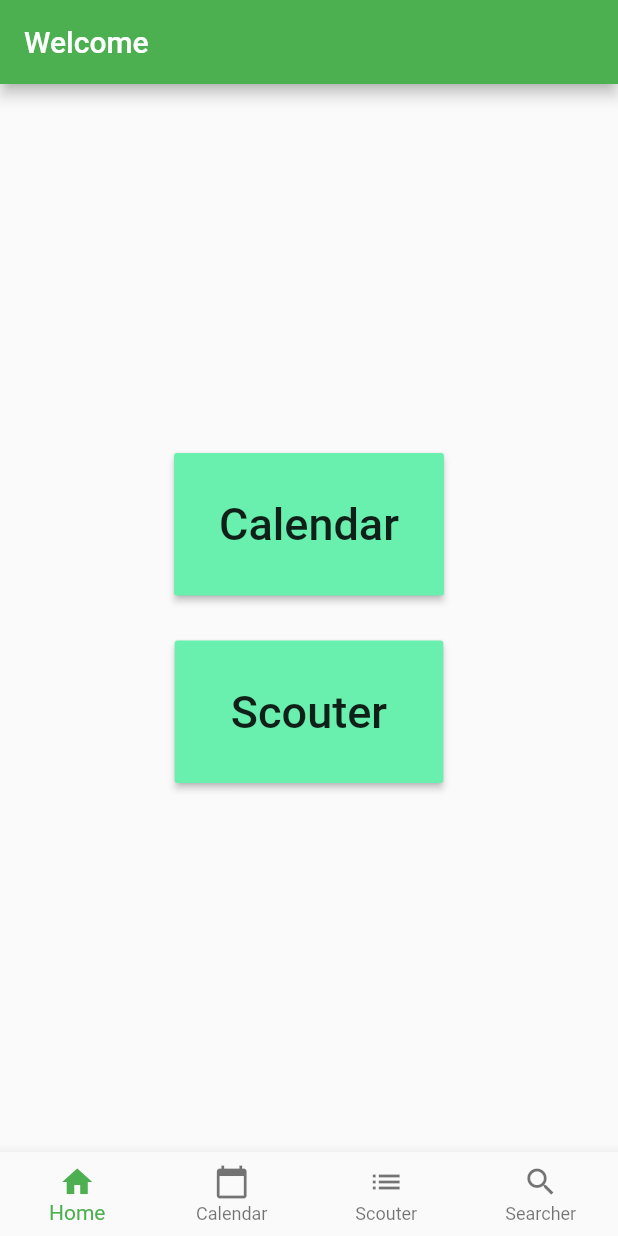
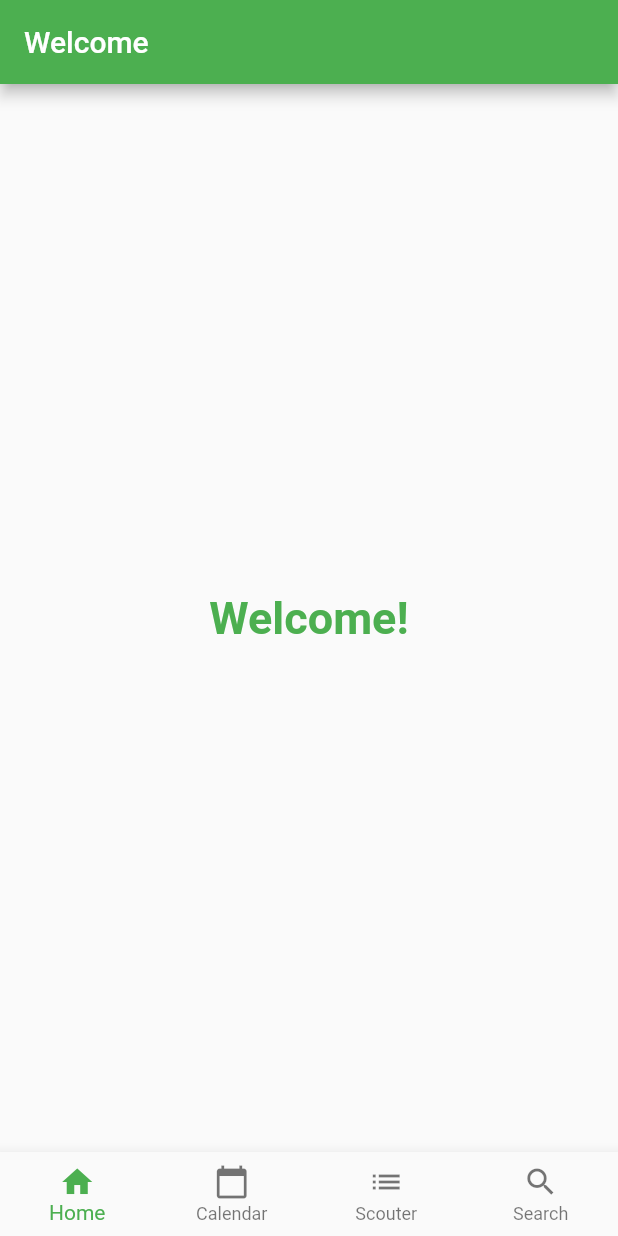
Before and after one commit to 670Mustangs/MustangApp, a Flutter app: the screen it shows after launch, on a phone screen of 412 x 824 dp. Run offline on Flutter 3.47's test engine with Material 2 defaults, Android fonts, the phone set to English and light mode, and no system bars; our stand-ins replace table_calendar.

Commit message:
added search page (not implemented yet) and moved hompage to new file

```diff
--- a/mustang_app/lib/bottomnavbar.dart
+++ b/mustang_app/lib/bottomnavbar.dart
@@ -11,7 +11,7 @@ class BottomNavBar extends BottomNavigationBar {
     '/',
     Calendar.route,
     Scouter.route,
-    Searcher.route,
+    Calendar.route,
   ];
 
   BottomNavBar(BuildContext context)
@@ -32,7 +32,7 @@ class BottomNavBar extends BottomNavigationBar {
             ),
             BottomNavigationBarItem(
               icon: Icon(Icons.search),
-              title: Text('Searcher'),
+              title: Text('Search'),
             ),
           ],
           currentIndex: _selectedIndex,
--- /dev/null
+++ b/mustang_app/lib/homepage.dart
@@ -0,0 +1,26 @@
+import 'package:flutter/material.dart';
+
+import './bottomnavbar.dart';
+
+class HomePage extends StatefulWidget {
+  @override
+  State<StatefulWidget> createState() {
+    return HomePageState();
+  }
+}
+
+class HomePageState extends State<HomePage> {
+
+  @override
+  Widget build(BuildContext context) {
+    return Scaffold(
+      appBar: AppBar(
+        title: Text('Welcome'),
+      ),
+      body: Center(
+        child: Text('Welcome!', style: TextStyle(color: Colors.green, fontSize: 30, fontWeight: FontWeight.bold,)),
+      ),
+      bottomNavigationBar: BottomNavBar(context),
+    );
+  }
+}
--- a/mustang_app/lib/main.dart
+++ b/mustang_app/lib/main.dart
@@ -6,7 +6,7 @@ import './mainscouter.dart';
 import './endscouter.dart';
 import './postscouter.dart';
 import './search.dart';
-import './bottomnavbar.dart';
+import './homepage.dart';
 
 void main() => runApp(MyApp());
 
@@ -18,7 +18,7 @@ class MyApp extends StatelessWidget {
     MainScouter.route: (BuildContext context) => new MainScouter(),
     EndScouter.route: (BuildContext context) => new EndScouter(),
     PostScouter.route: (BuildContext context) => new PostScouter(),
-    Searcher.route: (BuildContext context) => new Searcher(),
+    // Searcher.route: (BuildContext context) => new Searcher(),
 
   };
   @override
@@ -32,65 +32,3 @@ class MyApp extends StatelessWidget {
         routes: routes);
   }
 }
-
-class HomePage extends StatefulWidget {
-  @override
-  State<StatefulWidget> createState() {
-    return HomePageState();
-  }
-}
-
-class HomePageState extends State<HomePage> {
-  int _selectedIndex = 0;
-
-  void _onItemTapped(int index) {
-    setState(() {
-      _selectedIndex = index;
-    });
-  }
-
-  @override
-  Widget build(BuildContext context) {
-    return Scaffold(
-      appBar: AppBar(
-        title: Text('Welcome'),
-      ),
-      body: Center(
-        child: Column(
-          mainAxisAlignment: MainAxisAlignment.center,
-          children: <Widget>[
-            Container(
-              margin: EdgeInsets.all(15),
-              child: RaisedButton(
-                onPressed: () {
-                  Navigator.of(context).pushNamed(Calendar.route);
-                },
-                child: Text(
-                  'Calendar',
-                  style: TextStyle(fontSize: 30),
-                ),
-                color: Colors.greenAccent,
-                padding: EdgeInsets.all(30),
-              ),
-            ),
-            Container(
-              margin: EdgeInsets.all(15),
-              child: RaisedButton(
-                onPressed: () {
-                  Navigator.of(context).pushNamed(Scouter.route);
-                },
-                child: Text(
-                  ' Scouter ',
-                  style: TextStyle(fontSize: 30),
-                ),
-                color: Colors.greenAccent,
-                padding: EdgeInsets.all(30),
-              ),
-            ),
-          ],
-        ),
-      ),
-      bottomNavigationBar: BottomNavBar(context),
-    );
-  }
-}
--- a/mustang_app/lib/search.dart
+++ b/mustang_app/lib/search.dart
@@ -1,24 +1,36 @@
 import 'package:flutter/material.dart';
+import 'package:mustang_app/calendar.dart';
 
 import './header.dart';
 import './bottomnavbar.dart';
+import './calendar.dart';
 
-class Searcher extends StatefulWidget {
-  static const String route = '/Searcher';
+class Searcher extends SearchDelegate<String> {
+
+  var events = Calendar.events;
 
   @override
-  State<StatefulWidget> createState() {
-    return SearcherState();
+  List<Widget> buildActions(BuildContext context) {
+    // TODO: implement buildActions
+    return null;
   }
+
+  @override
+  Widget buildLeading(BuildContext context) {
+    // TODO: implement buildLeading
+    return null;
+  }
+
+  @override
+  Widget buildResults(BuildContext context) {
+    // TODO: implement buildResults
+    return null;
+  }
+
+  @override
+  Widget buildSuggestions(BuildContext context) {
+    // TODO: implement buildSuggestions
+    return null;
+  }
+
 }
-
-class SearcherState extends State<Searcher> {
-  @override
-  Widget build(BuildContext context) {
-    return Scaffold(
-      appBar: Header(context, 'Search'),
-      body: Center(),
-      bottomNavigationBar: BottomNavBar(context),
-    );
-  }
-}
```
Also changed, not shown: mustang_app/lib/calendar.dart (+27 -19 lines).
